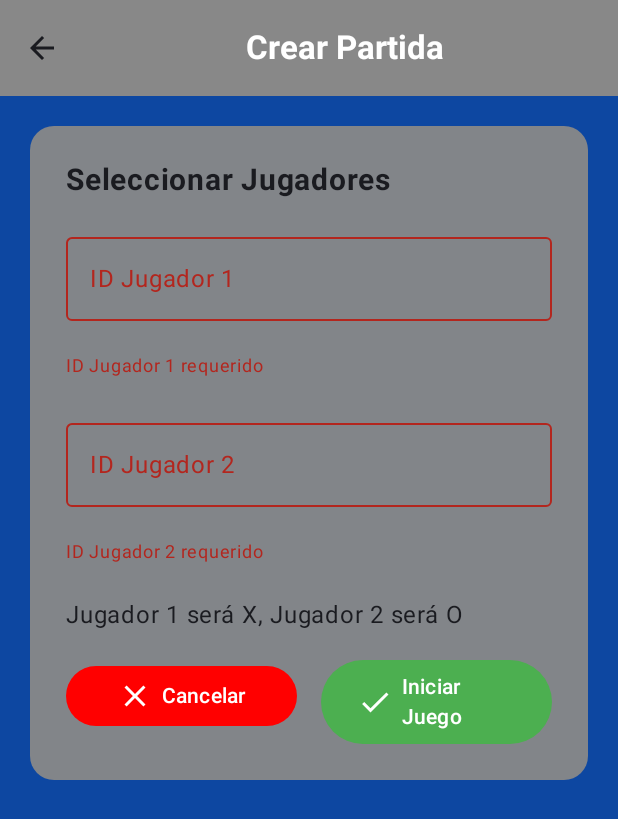
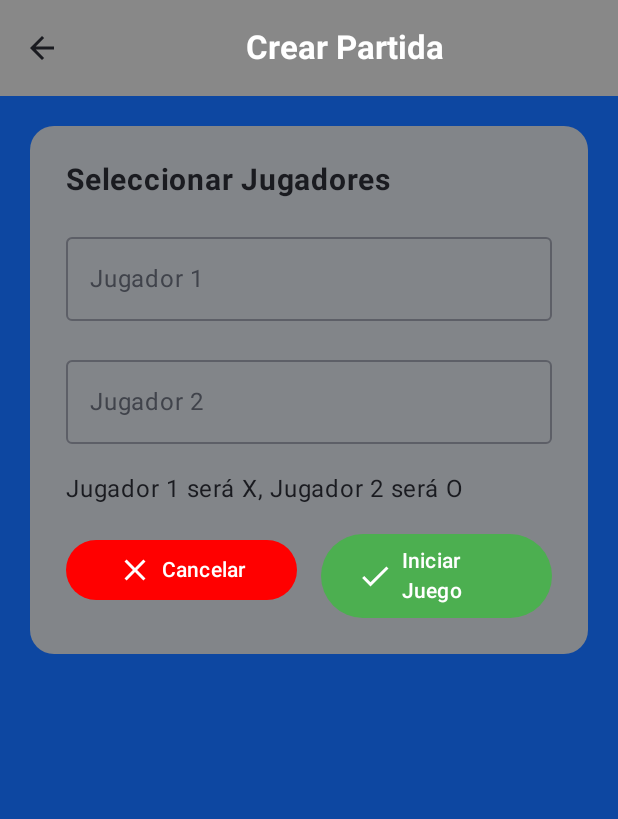
Before and after one commit to leodanny0216/RegistroJugadores, an Android app built with Jetpack Compose: the composable PartidaScreen shown on its own in the app's theme, after a tap on "Iniciar Juego", on a phone screen of 412 x 824 dp. Shown: the top 819 px of the screen. Run offline under Robolectric (Android 15) with nearby library versions, the phone set to English and light mode, and no system bars; our stand-ins replace Dagger/Hilt's generated code.

Commit message:
llame  la lista de jugador para poder jugar una patida para poder crear una partida

```diff
--- a/app/src/main/java/com/example/registrojugadores/presentation/partida/PartidaScreen.kt
+++ b/app/src/main/java/com/example/registrojugadores/presentation/partida/PartidaScreen.kt
@@ -3,6 +3,8 @@ package com.example.registrojugadores.presentation.partida
 import androidx.compose.foundation.background
 import androidx.compose.foundation.clickable
 import androidx.compose.foundation.layout.*
+import androidx.compose.foundation.lazy.LazyColumn
+import androidx.compose.foundation.lazy.items
 import androidx.compose.foundation.shape.RoundedCornerShape
 import androidx.compose.material.icons.Icons
 import androidx.compose.material.icons.filled.ArrowBack
@@ -18,41 +20,50 @@ import androidx.compose.ui.text.font.FontWeight
 import androidx.compose.ui.text.style.TextAlign
 import androidx.compose.ui.unit.dp
 import androidx.compose.ui.unit.sp
+import androidx.compose.ui.window.Dialog
 import androidx.hilt.navigation.compose.hiltViewModel
 import androidx.navigation.NavController
+import com.example.registrojugadores.data.local.entity.JugadorEntity
 import com.example.registrojugadores.data.local.entity.PartidaEntity
-import java.util.Date
+import com.example.registrojugadores.presentation.jugadores.JugadorViewModel
 
 @OptIn(ExperimentalMaterial3Api::class)
 @Composable
 fun PartidaScreen(
     navController: NavController,
-    partida: PartidaEntity? = null,
-    viewModel: PartidaViewModel = hiltViewModel(),
+    partidaId: Int? = null,
+    partidaViewModel: PartidaViewModel = hiltViewModel(),
+    jugadorViewModel: JugadorViewModel = hiltViewModel(),
     onCancel: () -> Unit
 ) {
-    val gameState by viewModel.gameState.collectAsState()
+    val gameState by partidaViewModel.gameState.collectAsState()
+    val jugadoresList by jugadorViewModel.jugadorList.collectAsState(initial = emptyList())
 
     var showGame by remember { mutableStateOf(false) }
-    var jugador1Id by remember { mutableStateOf(partida?.jugador1Id?.toString() ?: "") }
-    var jugador2Id by remember { mutableStateOf(partida?.jugador2Id?.toString() ?: "") }
-    var errorJugador1 by remember { mutableStateOf<String?>(null) }
-    var errorJugador2 by remember { mutableStateOf<String?>(null) }
+    var showJugadorList by remember { mutableStateOf(false) }
+    var selectedJugadorFor by remember { mutableStateOf(1) } // 1 = jugador1, 2 = jugador2
+
+    var jugador1 by remember { mutableStateOf<JugadorEntity?>(null) }
+    var jugador2 by remember { mutableStateOf<JugadorEntity?>(null) }
+    var partida by remember { mutableStateOf<PartidaEntity?>(null) }
+
+    LaunchedEffect(partidaId) {
+        if (partidaId != null) {
+            partida = partidaViewModel.getPartidaById(partidaId)
+        }
+    }
 
     if (showGame) {
-        // Pantalla del juego
         GameScreen(
             gameState = gameState,
-            onCellClick = viewModel::onCellClick,
-            onRestartGame = viewModel::restartGame,
+            jugadoresList = jugadoresList,
+            onCellClick = partidaViewModel::onCellClick,
+            onRestartGame = partidaViewModel::restartGame,
             onBack = {
-                navController.navigate("partidaList") {
-                    popUpTo("partidaList") { inclusive = true }
-                }
+                showGame = false
             }
         )
     } else {
-        // Pantalla de configuración de la partida
         Scaffold(
             topBar = {
                 TopAppBar(
@@ -103,23 +114,33 @@ fun PartidaScreen(
                 ) {
                     Text("Seleccionar Jugadores", fontSize = 20.sp, fontWeight = FontWeight.Bold)
 
+                    // Jugador 1
                     OutlinedTextField(
-                        value = jugador1Id,
-                        onValueChange = { jugador1Id = it },
-                        label = { Text("ID Jugador 1") },
-                        isError = errorJugador1 != null,
-                        modifier = Modifier.fillMaxWidth()
+                        value = jugador1?.Nombres ?: "",
+                        onValueChange = {},
+                        label = { Text("Jugador 1") },
+                        modifier = Modifier
+                            .fillMaxWidth()
+                            .clickable {
+                                selectedJugadorFor = 1
+                                showJugadorList = true
+                            },
+                        readOnly = true
                     )
-                    errorJugador1?.let { Text(it, color = MaterialTheme.colorScheme.error, fontSize = 12.sp) }
 
+                    // Jugador 2
                     OutlinedTextField(
-                        value = jugador2Id,
-                        onValueChange = { jugador2Id = it },
-                        label = { Text("ID Jugador 2") },
-                        isError = errorJugador2 != null,
-                        modifier = Modifier.fillMaxWidth()
+                        value = jugador2?.Nombres ?: "",
+                        onValueChange = {},
+                        label = { Text("Jugador 2") },
+                        modifier = Modifier
+                            .fillMaxWidth()
+                            .clickable {
+                                selectedJugadorFor = 2
+                                showJugadorList = true
+                            },
+                        readOnly = true
                     )
-                    errorJugador2?.let { Text(it, color = MaterialTheme.colorScheme.error, fontSize = 12.sp) }
 
                     Text("Jugador 1 será X, Jugador 2 será O", fontSize = 16.sp)
 
@@ -141,17 +162,8 @@ fun PartidaScreen(
 
                         Button(
                             onClick = {
-                                val j1 = jugador1Id.toIntOrNull()
-                                val j2 = jugador2Id.toIntOrNull()
-
-                                if (j1 == null) errorJugador1 = "ID Jugador 1 requerido"
-                                else errorJugador1 = null
-
-                                if (j2 == null) errorJugador2 = "ID Jugador 2 requerido"
-                                else errorJugador2 = null
-
-                                if (j1 != null && j2 != null) {
-                                    viewModel.startGame(j1, j2)
+                                if (jugador1 != null && jugador2 != null) {
+                                    partidaViewModel.startGame(jugador1!!.JugadorId, jugador2!!.JugadorId)
                                     showGame = true
                                 }
                             },
@@ -169,12 +181,48 @@ fun PartidaScreen(
             }
         }
     }
+
+    // Diálogo para seleccionar jugador
+    if (showJugadorList) {
+        Dialog(onDismissRequest = { showJugadorList = false }) {
+            Surface(
+                shape = RoundedCornerShape(16.dp),
+                color = Color.White,
+                modifier = Modifier
+                    .fillMaxWidth()
+                    .padding(16.dp)
+            ) {
+                LazyColumn(
+                    modifier = Modifier
+                        .fillMaxWidth()
+                        .padding(16.dp)
+                ) {
+                    items(jugadoresList) { jugador ->
+                        Row(
+                            modifier = Modifier
+                                .fillMaxWidth()
+                                .clickable {
+                                    if (selectedJugadorFor == 1) jugador1 = jugador
+                                    else jugador2 = jugador
+                                    showJugadorList = false
+                                }
+                                .padding(12.dp),
+                            verticalAlignment = Alignment.CenterVertically
+                        ) {
+                            Text(jugador.Nombres, fontWeight = FontWeight.Bold, fontSize = 18.sp)
+                        }
+                    }
+                }
+            }
+        }
+    }
 }
 
 @OptIn(ExperimentalMaterial3Api::class)
 @Composable
 fun GameScreen(
     gameState: GameUiState,
+    jugadoresList: List<JugadorEntity>,
     onCellClick: (Int) -> Unit,
     onRestartGame: () -> Unit,
     onBack: () -> Unit
@@ -220,9 +268,10 @@ fun GameScreen(
         ) {
             GameBoard(
                 uiState = gameState,
+                jugadoresList = jugadoresList,
                 onCellClick = onCellClick,
                 onRestartGame = onRestartGame,
-                onExitGame = onBack // <-- Al presionar “Salir”, regresa a la lista
+                onExitGame = onBack
             )
         }
     }
@@ -231,14 +280,24 @@ fun GameScreen(
 @Composable
 fun GameBoard(
     uiState: GameUiState,
+    jugadoresList: List<JugadorEntity>,
     onCellClick: (Int) -> Unit,
     onRestartGame: () -> Unit,
-    onExitGame: () -> Unit  // <-- Nuevo callback
+    onExitGame: () -> Unit
 ) {
+    val jugador1Nombre = jugadoresList.find { it.JugadorId == uiState.jugador1Id }?.Nombres ?: "Jugador 1"
+    val jugador2Nombre = jugadoresList.find { it.JugadorId == uiState.jugador2Id }?.Nombres ?: "Jugador 2"
+
     val gameStatus = when {
-        uiState.winner != null -> "🏆 ¡Ganador: ${uiState.winner.symbol}!"
+        uiState.winner != null -> {
+            val ganadorNombre = if (uiState.winner == Player.X) jugador1Nombre else jugador2Nombre
+            "🏆 ¡Ganador: $ganadorNombre!"
+        }
         uiState.isDraw -> "🤝 ¡Es un empate!"
-        else -> "Turno de: ${uiState.currentPlayer.symbol}"
+        else -> {
+            val turnoNombre = if (uiState.currentPlayer == Player.X) jugador1Nombre else jugador2Nombre
+            "Turno de: $turnoNombre"
+        }
     }
 
     Text(
@@ -247,6 +306,7 @@ fun GameBoard(
         fontWeight = FontWeight.Bold,
         color = Color.White
     )
+
     Spacer(modifier = Modifier.height(20.dp))
 
     Column {
@@ -284,7 +344,6 @@ fun GameBoard(
     }
 }
 
-
 @Composable
 private fun BoardCell(
     player: Player?,
```
